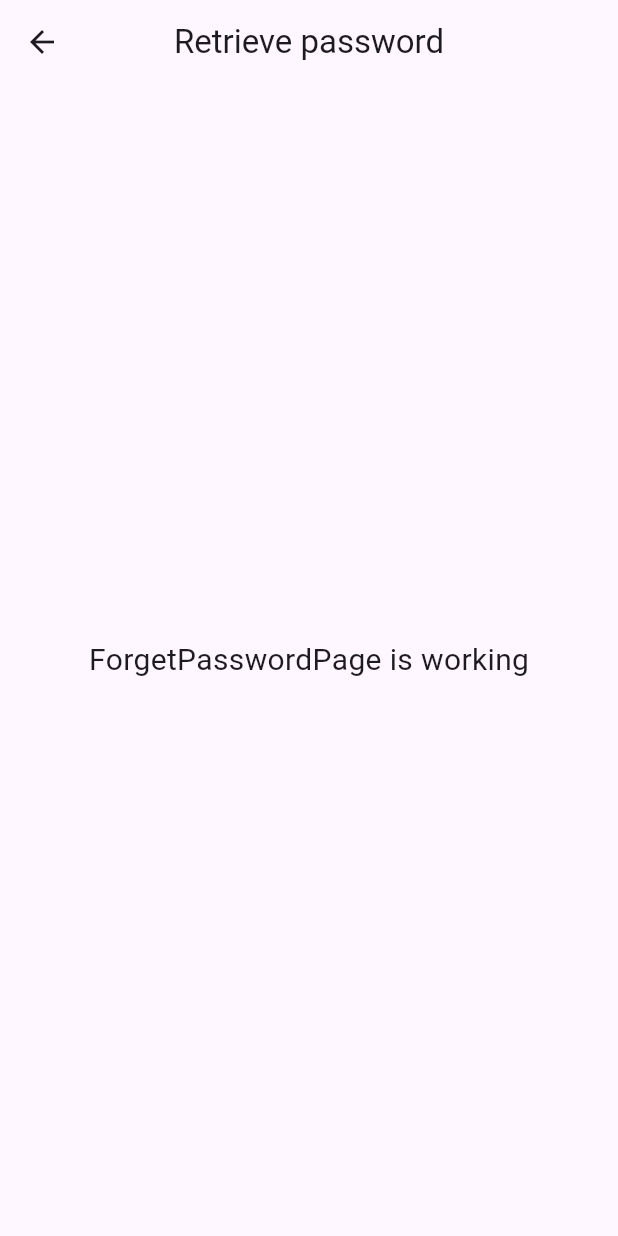
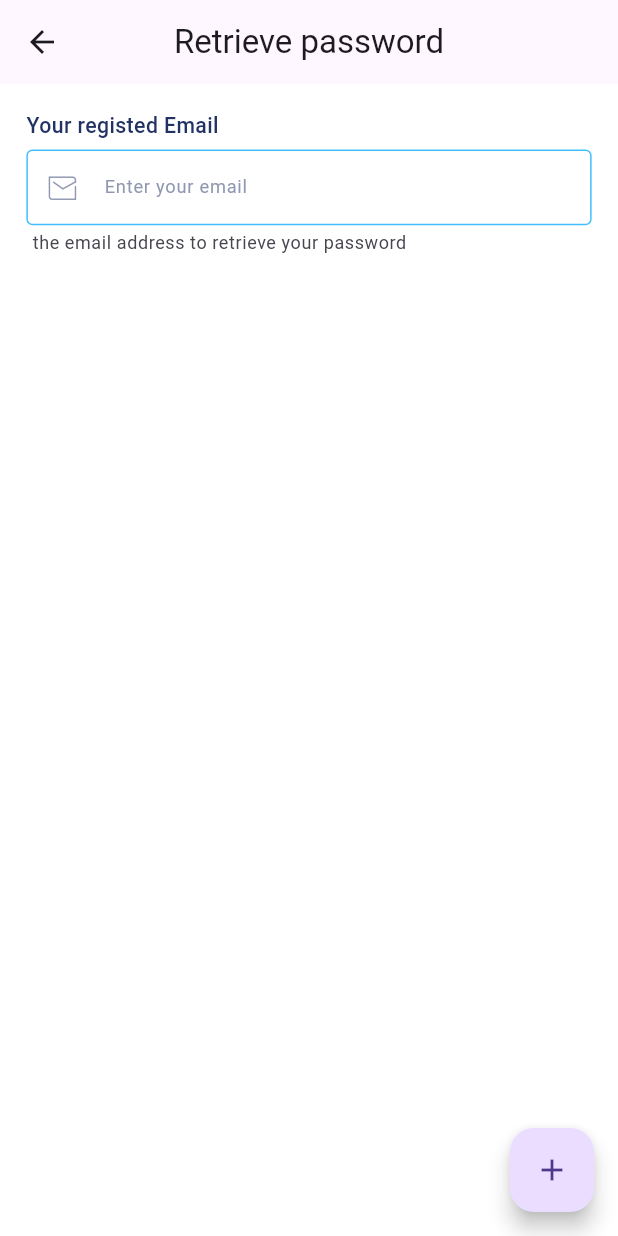
Before and after one commit to ycx211314/codery_app, a Flutter app: the ForgetPasswordPage screen opened by its route, on a phone screen of 412 x 824 dp. Run offline on Flutter 3.47's test engine with Material 3 defaults, Android fonts, the phone set to English and light mode, and no system bars; our stand-ins replace auto_route, dio, firebase_auth, firebase_core, flutter_screenutil, google_sign_in and 2 more; accounts and stored records are empty.

Commit message:
✨ feat: 验证码发送功能

```diff
--- /dev/null
+++ b/lib/common/utils/common_validator.dart
@@ -0,0 +1,36 @@
+String? validateEmail(String? value) {
+  if (value == null || value.isEmpty) {
+    return 'Please enter your email';
+  }
+  // 正则表达式匹配电子邮件格式
+  final RegExp emailRegExp = RegExp(r'^[\w-\.]+@([\w-]+\.)+[\w-]{2,4}$');
+  if (!emailRegExp.hasMatch(value)) {
+    return 'Please enter a valid email';
+  }
+
+  return null;
+}
+
+String? validatePassword(String? value) {
+  if (value == null || value.isEmpty) {
+    return 'Please enter your password';
+  }
+
+  // 检查密码长度
+  if (value.length < 6) {
+    return 'Password must be at least 6 characters';
+  }
+
+  // 检查密码是否包含至少一个大写字母、一个小写字母和一个数字
+  final RegExp uppercaseRegExp = RegExp(r'[A-Z]');
+  final RegExp lowercaseRegExp = RegExp(r'[a-z]');
+  final RegExp digitRegExp = RegExp(r'\d');
+
+  if (!uppercaseRegExp.hasMatch(value) ||
+      !lowercaseRegExp.hasMatch(value) ||
+      !digitRegExp.hasMatch(value)) {
+    return 'Password must contain at least one uppercase letter, one lowercase letter, and one digit';
+  }
+
+  return null;
+}
--- a/lib/pages/sign_in/forget_password/forget_password_page.dart
+++ b/lib/pages/sign_in/forget_password/forget_password_page.dart
@@ -1,9 +1,176 @@
 import 'package:auto_route/auto_route.dart';
+import 'package:codery/common/icons/iconfont.dart';
+import 'package:codery/common/utils/color_helper.dart';
+import 'package:codery/common/utils/common_validator.dart';
 import 'package:flutter/material.dart';
+import 'package:flutter_screenutil/flutter_screenutil.dart';
+import 'package:otp_text_field/otp_field.dart';
+import 'package:otp_text_field/style.dart';
 
 @RoutePage()
-class ForgetPasswordPage extends StatelessWidget {
+class ForgetPasswordPage extends StatefulWidget {
   const ForgetPasswordPage({super.key});
+
+  @override
+  State<ForgetPasswordPage> createState() => _ForgetPasswordPageState();
+}
+
+class _ForgetPasswordPageState extends State<ForgetPasswordPage> {
+  int _currentIndex = 0;
+
+  final TextEditingController _emailController = TextEditingController();
+  final _formKey = GlobalKey<FormState>();
+  final FocusNode _focusNodeEmaiL = FocusNode();
+  Color _emailIconColor = ColorHelper.hexToColor("#9098B1");
+
+  @override
+  void initState() {
+    _focusNodeEmaiL.addListener(() {
+      setState(() {
+        _emailIconColor = _focusNodeEmaiL.hasFocus
+            ? ColorHelper.hexToColor("#40BFFF")
+            : ColorHelper.hexToColor("#9098B1");
+      });
+    });
+    super.initState();
+  }
+
+//填写邮件页面
+  _buildEmailContainer(BuildContext context) {
+    return Container(
+      padding: EdgeInsets.all(16.w),
+      color: Colors.white,
+      child: Form(
+        key: _formKey,
+        child: Column(
+          crossAxisAlignment: CrossAxisAlignment.start,
+          children: [
+            Text(
+              "Your registed Email",
+              style: TextStyle(
+                fontSize: 14.sp,
+                color: ColorHelper.hexToColor("#223263"),
+                fontWeight: FontWeight.w500,
+              ),
+            ),
+            SizedBox(
+              height: 6.h,
+            ),
+            Container(
+              // height: 48.h,
+              color: Colors.white,
+              child: TextFormField(
+                controller: _emailController,
+                focusNode: _focusNodeEmaiL,
+                validator: validateEmail,
+                style: TextStyle(
+                    fontSize: 12.sp, color: ColorHelper.hexToColor("#9098B1")),
+                decoration: InputDecoration(
+                  hintText: "Enter your email",
+                  helperText: "the email address to retrieve your password",
+                  hintStyle: TextStyle(
+                      color: ColorHelper.hexToColor("#9098B1"),
+                      fontSize: 12.sp),
+                  prefixIcon: Icon(
+                    Iconfont.email,
+                    size: 18.sp,
+                    color: _emailIconColor,
+                  ),
+                  border: OutlineInputBorder(
+                      borderSide:
+                          BorderSide(color: ColorHelper.hexToColor("#EBF0FF"))),
+                  enabledBorder: OutlineInputBorder(
+                    borderSide: BorderSide(
+                        color: ColorHelper.hexToColor("#40BFFF")), // 启用状态下的边框颜色
+                  ),
+                  focusedBorder: OutlineInputBorder(
+                    borderSide: BorderSide(
+                        color: ColorHelper.hexToColor("#40BFFF")), // 获得焦点时的边框颜色
+                  ),
+                  errorStyle: const TextStyle(height: 0),
+                  contentPadding: EdgeInsets.symmetric(vertical: 16.h),
+                ),
+              ),
+            ),
+          ],
+        ),
+      ),
+    );
+  }
+
+//填写验证码页面
+  _buildValidatorCodeContainer(BuildContext context) {
+    return Container(
+        margin: EdgeInsets.all(16.h),
+        child: Column(
+            crossAxisAlignment: CrossAxisAlignment.start,
+            mainAxisAlignment: MainAxisAlignment.start,
+            children: [
+              Text(
+                "Verification Code",
+                style: TextStyle(
+                  fontSize: 16.sp,
+                  color: ColorHelper.hexToColor("#333333"),
+                ),
+              ),
+              SizedBox(height: 18.h),
+              Container(
+                child: OTPTextField(
+                  length: 4,
+                  width: 400.w,
+                  fieldWidth: 50,
+                  style: const TextStyle(fontSize: 17),
+                  textFieldAlignment: MainAxisAlignment.spaceAround,
+                  fieldStyle: FieldStyle.box,
+                  onCompleted: (pin) {
+                    print("Completed: $pin");
+                  },
+                ),
+              ),
+              SizedBox(
+                height: 20.h,
+              ),
+              Center(
+                child: Row(
+                  mainAxisAlignment: MainAxisAlignment.center,
+                  children: [
+                    Text(
+                      "Didn't receive the code?",
+                      style: TextStyle(
+                        fontSize: 12.sp,
+                        color: ColorHelper.hexToColor("#333333"),
+                      ),
+                    ),
+                    GestureDetector(
+                      onTap: () {
+                        print("resend");
+                      },
+                      child: Text(
+                        "resend",
+                        style: TextStyle(
+                            color: ColorHelper.hexToColor("#40BFFF"),
+                            fontSize: 12.sp,
+                            fontWeight: FontWeight.w600),
+                      ),
+                    ),
+                  ],
+                ),
+              ),
+              Container(margin: EdgeInsets.only(top: 10.h))
+            ]));
+  }
+
+  _handle_next_action(BuildContext context) {
+    if (_currentIndex == 0) {
+      //第一步验证邮箱
+      if (_formKey.currentState?.validate() ?? false) {
+        //TODO 验证邮箱是否存在
+        setState(() {
+          _currentIndex = 1;
+        });
+      }
+    }
+  }
 
   @override
   Widget build(BuildContext context) {
@@ -12,11 +179,19 @@ class ForgetPasswordPage extends StatelessWidget {
         title: const Text('Retrieve password'),
         centerTitle: true,
       ),
-      body: const Center(
-        child: Text(
-          'ForgetPasswordPage is working',
-          style: TextStyle(fontSize: 20),
-        ),
+      backgroundColor: Colors.white,
+      body: IndexedStack(
+        index: _currentIndex,
+        children: [
+          _buildEmailContainer(context),
+          _buildValidatorCodeContainer(context)
+        ],
+      ),
+      floatingActionButton: FloatingActionButton(
+        onPressed: () {
+          _handle_next_action(context);
+        },
+        child: const Icon(Icons.add),
       ),
     );
   }
--- a/pubspec.yaml
+++ b/pubspec.yaml
@@ -45,6 +45,7 @@ dependencies:
   firebase_auth: ^5.1.1
   google_sign_in: ^5.2.4
   sign_in_with_apple: ^4.0.0
+  otp_text_field: ^1.1.3
 
 dev_dependencies:
   flutter_test:
```
Also changed, not shown: pubspec.lock.
